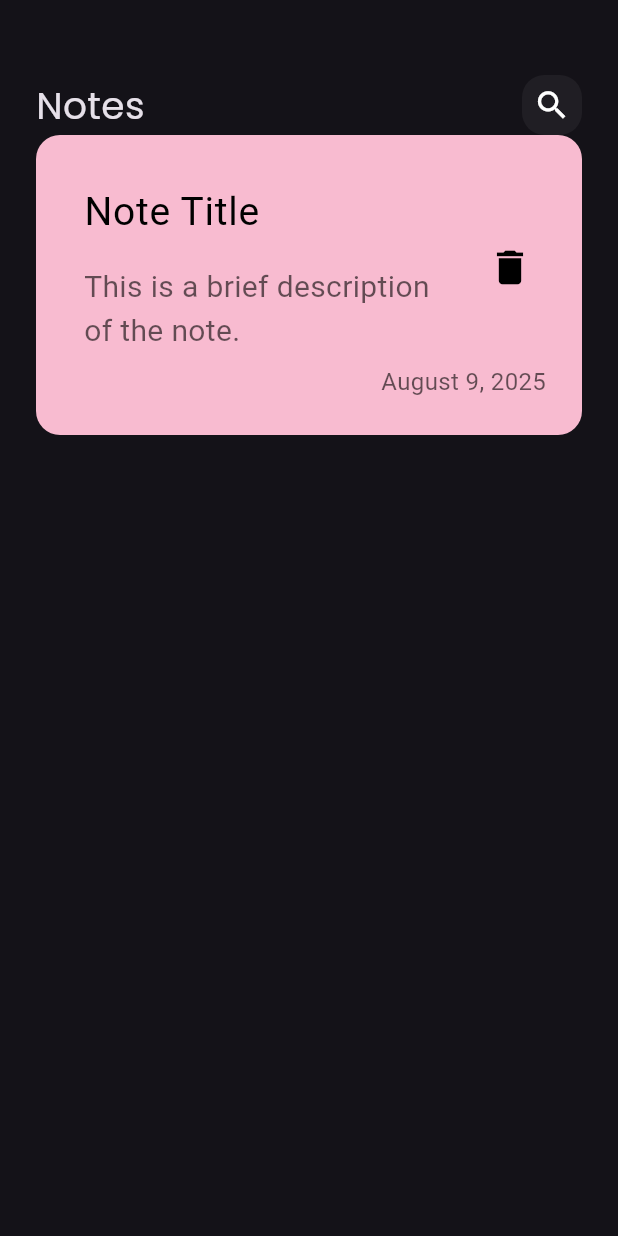
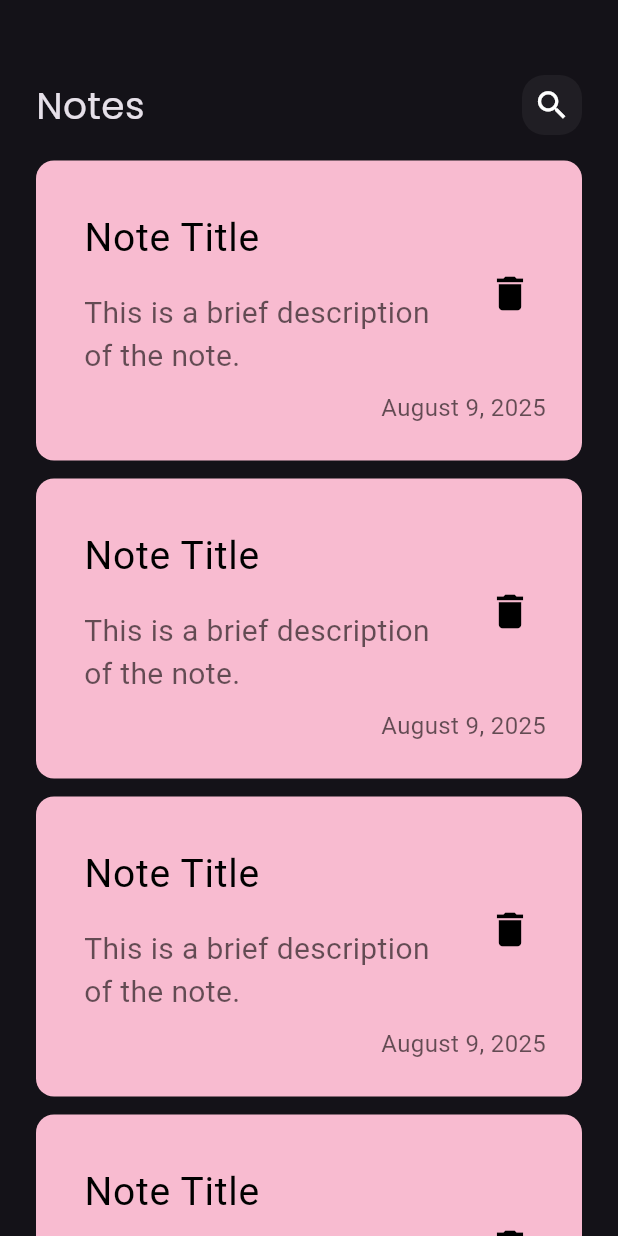
Before and after one commit to EbtehalAlzahrani/notes_app, a Flutter app: the screen it shows after launch, on a phone screen of 412 x 824 dp. Run offline on Flutter 3.47's test engine with Material 3 defaults, Android fonts, the phone set to English and light mode, and no system bars; Roboto replaces fonts that are missing (Poppins-Light, Poppins-SemiBold).

Commit message:
create notes list view

```diff
--- a/lib/widgets/custom_note_item.dart
+++ b/lib/widgets/custom_note_item.dart
@@ -6,11 +6,13 @@ class NoteItem extends StatelessWidget {
 
   @override
   Widget build(BuildContext context) {
-    return Container(
+    return Padding(
+      padding: const EdgeInsets.only(top: 12),
+      child: Container(
         padding: const EdgeInsets.only(top: 24, bottom: 24, left: 16),
         decoration: BoxDecoration(
           color: Colors.pink[100],
-        borderRadius: BorderRadius.circular(16),
+          borderRadius: BorderRadius.circular(12),
         ),
         child: Column(
           crossAxisAlignment: CrossAxisAlignment.end,
@@ -43,6 +45,7 @@ class NoteItem extends StatelessWidget {
           ),
           ],
         ),
+      ),
     );
   }
 }
--- a/lib/widgets/notes_view_body.dart
+++ b/lib/widgets/notes_view_body.dart
@@ -14,10 +14,26 @@ class NotesViewBody extends StatelessWidget {
           SizedBox(
             height: 50,
           ),
-          CustomAppBar(),
-          NoteItem(),
+          Padding(
+            padding: EdgeInsets.only(bottom: 5),
+            child: CustomAppBar(),
+          ),
+          Expanded(
+            child: NotesListView(),
+          ),
         ],
       ),
     );
   }
 }
+
+class NotesListView extends StatelessWidget {
+  const NotesListView({super.key});
+
+  @override
+  Widget build(BuildContext context) {
+    return ListView.builder(itemBuilder: (context, index) {
+      return const NoteItem();
+    });
+  }
+}
```
Lines whose indentation alone changed are shown as unchanged.
